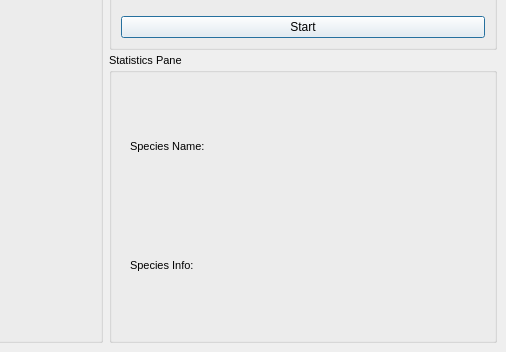
KameliaBnh/BeeTect, file GUI/interface.ui: the form before one commit; both pictures show x 294 to 800 and y 268 to 620 of the 800 by 620 pixel window.
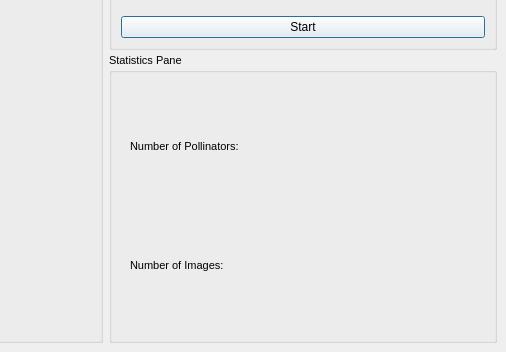
The form after the commit.

```diff
--- a/GUI/interface.ui
+++ b/GUI/interface.ui
@@ -147,7 +147,7 @@
                 <number>0</number>
                </property>
                <property name="text">
-                <string>Species Name: </string>
+                <string>Number of Pollinators: </string>
                </property>
               </widget>
              </item>
@@ -157,7 +157,7 @@
                 <number>0</number>
                </property>
                <property name="text">
-                <string>Species Info: </string>
+                <string>Number of Images:</string>
                </property>
               </widget>
              </item>
```
Left out of the diff: 2 changed lines with no effect on the pictures.
